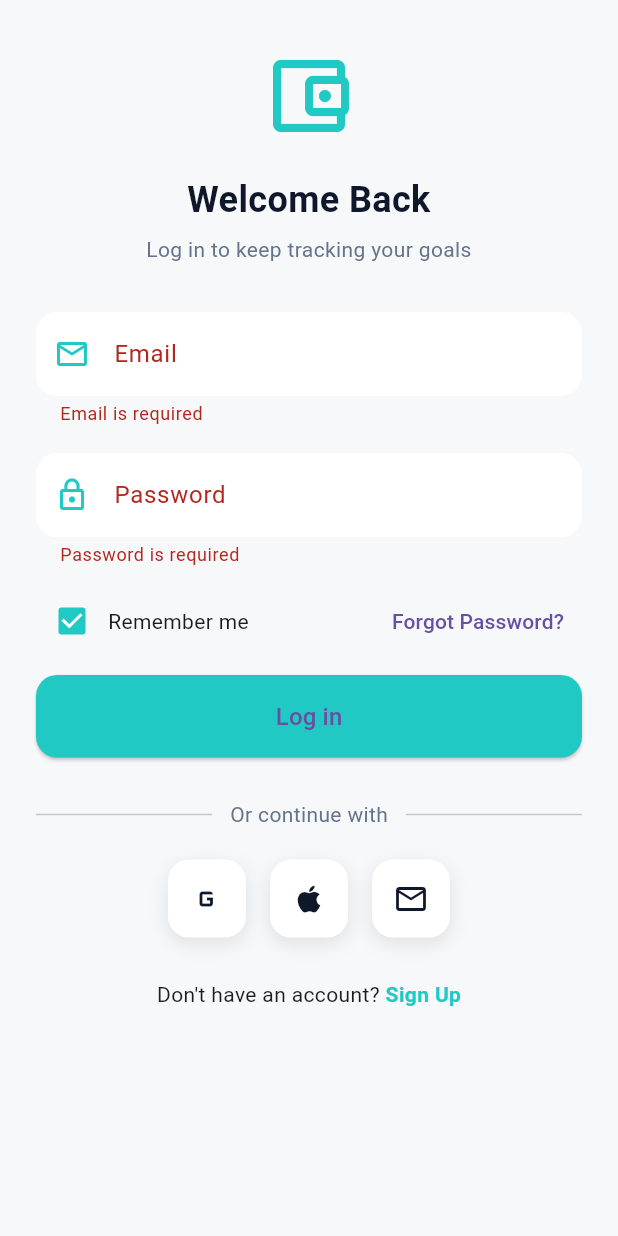
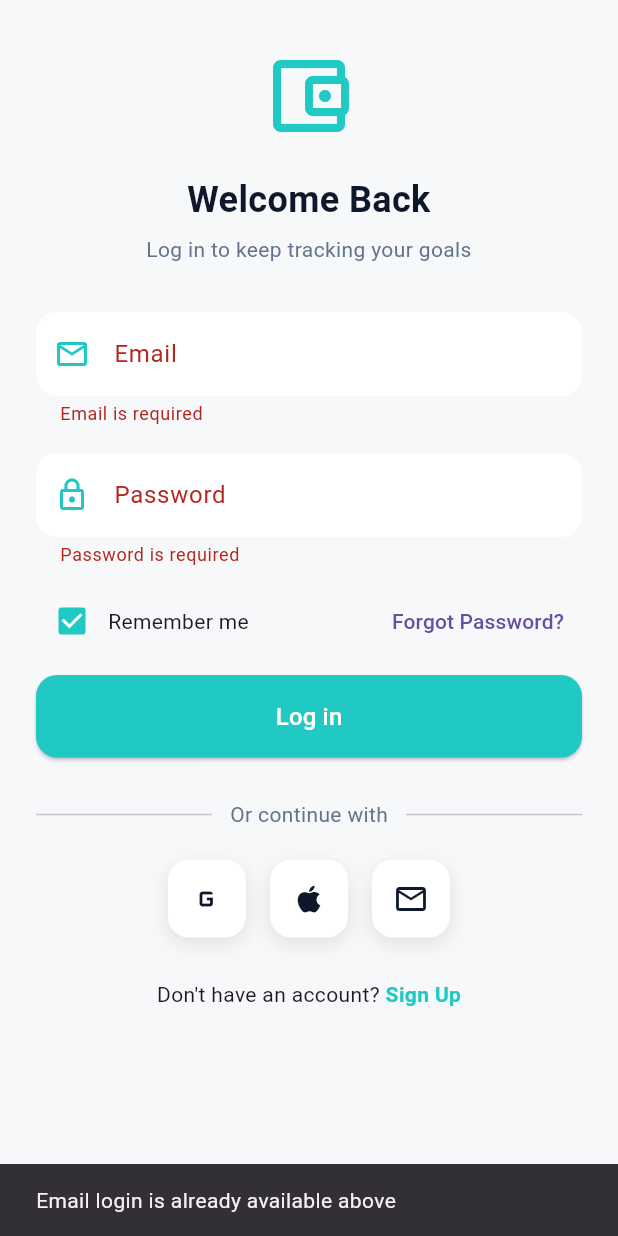
Before and after one commit to passang96/Student-Financial-Assistant-and-Savings-App, a Flutter app: the screen it shows after launch, after a tap on "Log in", after a tap on the "mail outline" icon, on a phone screen of 412 x 824 dp. Run offline on Flutter 3.47's test engine with Material 3 defaults, Android fonts, the phone set to English and light mode, and no system bars; our stand-ins replace firebase_auth, firebase_core; accounts and stored records are empty; Roboto replaces fonts that are missing (Arial).

Commit message:
Completed Firebase login and dashboard integration

```diff
--- a/lib/dashboard_preview.dart
+++ b/lib/dashboard_preview.dart
@@ -1,6 +1,6 @@
 import 'package:flutter/material.dart';
 
-import 'screens/dashboard/dashbaord_screen.dart';
+import 'screens/dashboard/dashboard_screen.dart';
 
 void main() {
   runApp(const DashboardPreviewApp());
--- a/lib/main.dart
+++ b/lib/main.dart
@@ -5,27 +5,9 @@ import 'firebase_options.dart';
 import 'screens/splash/splash_screen.dart';
 
 Future<void> main() async {
-  print('🔥🔥🔥 YO! MAIN.DART IS RUNNING 🔥🔥🔥');
-
   WidgetsFlutterBinding.ensureInitialized();
 
-  try {
-    print('===== FIREBASE INITIALIZATION START =====');
-
-    final FirebaseApp app = await Firebase.initializeApp(
-      options: DefaultFirebaseOptions.currentPlatform,
-    );
-
-    print('===== FIREBASE INITIALIZATION SUCCESS =====');
-    print('Firebase app name: ${app.name}');
-    print('Firebase project ID: ${app.options.projectId}');
-    print('Firebase app ID: ${app.options.appId}');
-  } catch (e, stackTrace) {
-    print('===== FIREBASE INITIALIZATION FAILED =====');
-    print('ERROR: $e');
-    print('STACK TRACE:');
-    print(stackTrace);
-  }
+  await Firebase.initializeApp(options: DefaultFirebaseOptions.currentPlatform);
 
   runApp(const StudentFinanceApp());
 }
--- a/lib/screens/dashboard/dashbaord_screen.dart
+++ b/lib/screens/dashboard/dashboard_screen.dart
@@ -1,6 +1,3 @@
-
-
-
 import 'package:flutter/material.dart';
 
 class DashboardScreen extends StatelessWidget {
@@ -20,9 +17,7 @@ class DashboardScreen extends StatelessWidget {
                 padding: const EdgeInsets.all(24),
                 decoration: const BoxDecoration(
                   color: Colors.white,
-                  borderRadius: BorderRadius.vertical(
-                    top: Radius.circular(36),
-                  ),
+                  borderRadius: BorderRadius.vertical(top: Radius.circular(36)),
                 ),
                 child: SingleChildScrollView(
                   child: Column(
@@ -67,10 +62,7 @@ class DashboardScreen extends StatelessWidget {
       padding: const EdgeInsets.fromLTRB(28, 34, 28, 30),
       decoration: const BoxDecoration(
         gradient: LinearGradient(
-          colors: [
-            Color(0xFF20C9C3),
-            Color(0xFF0E9F99),
-          ],
+          colors: [Color(0xFF20C9C3), Color(0xFF0E9F99)],
           begin: Alignment.topCenter,
           end: Alignment.bottomCenter,
         ),
@@ -84,10 +76,7 @@ class DashboardScreen extends StatelessWidget {
               children: [
                 Text(
                   'Dashboard',
-                  style: TextStyle(
-                    color: Colors.white,
-                    fontSize: 17,
-                  ),
+                  style: TextStyle(color: Colors.white, fontSize: 17),
                 ),
                 SizedBox(height: 4),
                 Text(
@@ -104,11 +93,7 @@ class DashboardScreen extends StatelessWidget {
           Stack(
             clipBehavior: Clip.none,
             children: [
-              Icon(
-                Icons.notifications,
-                color: Color(0xFF111827),
-                size: 30,
-              ),
+              Icon(Icons.notifications, color: Color(0xFF111827), size: 30),
               Positioned(
                 right: -5,
                 top: -7,
@@ -117,10 +102,7 @@ class DashboardScreen extends StatelessWidget {
                   backgroundColor: Colors.redAccent,
                   child: Text(
                     '3',
-                    style: TextStyle(
-                      color: Colors.white,
-                      fontSize: 11,
-                    ),
+                    style: TextStyle(color: Colors.white, fontSize: 11),
                   ),
                 ),
               ),
@@ -143,12 +125,7 @@ class DashboardScreen extends StatelessWidget {
             color: Color(0xFF111827),
           ),
         ),
-        Text(
-          'This Month ▼',
-          style: TextStyle(
-            color: Color(0xFF64748B),
-          ),
-        ),
+        Text('This Month ▼', style: TextStyle(color: Color(0xFF64748B))),
       ],
     );
   }
@@ -206,12 +183,7 @@ class DashboardScreen extends StatelessWidget {
             color: Color(0xFF111827),
           ),
         ),
-        Text(
-          'See All',
-          style: TextStyle(
-            color: Color(0xFF2563EB),
-          ),
-        ),
+        Text('See All', style: TextStyle(color: Color(0xFF2563EB))),
       ],
     );
   }
@@ -240,10 +212,7 @@ class DashboardScreen extends StatelessWidget {
         children: [
           CircleAvatar(
             backgroundColor: const Color(0xFFE8FAF5),
-            child: Icon(
-              icon,
-              color: const Color(0xFF0E9F99),
-            ),
+            child: Icon(icon, color: const Color(0xFF0E9F99)),
           ),
           const SizedBox(width: 14),
           Expanded(
@@ -252,9 +221,7 @@ class DashboardScreen extends StatelessWidget {
               children: [
                 Text(
                   title,
-                  style: const TextStyle(
-                    fontWeight: FontWeight.bold,
-                  ),
+                  style: const TextStyle(fontWeight: FontWeight.bold),
                 ),
                 Text(
                   category,
@@ -269,18 +236,10 @@ class DashboardScreen extends StatelessWidget {
           Column(
             crossAxisAlignment: CrossAxisAlignment.end,
             children: [
-              Text(
-                amount,
-                style: const TextStyle(
-                  fontWeight: FontWeight.bold,
-                ),
-              ),
+              Text(amount, style: const TextStyle(fontWeight: FontWeight.bold)),
               Text(
                 date,
-                style: const TextStyle(
-                  color: Color(0xFF94A3B8),
-                  fontSize: 12,
-                ),
+                style: const TextStyle(color: Color(0xFF94A3B8), fontSize: 12),
               ),
             ],
           ),
@@ -296,10 +255,7 @@ class DashboardScreen extends StatelessWidget {
       selectedItemColor: const Color(0xFF10BFB7),
       unselectedItemColor: const Color(0xFF64748B),
       items: const [
-        BottomNavigationBarItem(
-          icon: Icon(Icons.home_outlined),
-          label: 'Home',
-        ),
+        BottomNavigationBarItem(icon: Icon(Icons.home_outlined), label: 'Home'),
         BottomNavigationBarItem(
           icon: Icon(Icons.receipt_long_outlined),
           label: 'Expense',
@@ -352,19 +308,13 @@ class _OverviewCard extends StatelessWidget {
           Text(title),
           Text(
             value,
-            style: const TextStyle(
-              fontSize: 22,
-              fontWeight: FontWeight.bold,
-            ),
+            style: const TextStyle(fontSize: 22, fontWeight: FontWeight.bold),
           ),
           const SizedBox(height: 4),
           Text(
             footer,
             textAlign: TextAlign.center,
-            style: const TextStyle(
-              color: Color(0xFF10B981),
-              fontSize: 11,
-            ),
+            style: const TextStyle(color: Color(0xFF10B981), fontSize: 11),
           ),
         ],
       ),
--- a/lib/screens/login_screen.dart
+++ b/lib/screens/login_screen.dart
@@ -1,7 +1,9 @@
+import 'package:firebase_auth/firebase_auth.dart';
+import 'package:flutter/material.dart';
+
 import '../constants/app_colors.dart';
+import 'dashboard/dashboard_screen.dart';
 import 'register_screen.dart';
-
-import 'package:flutter/material.dart';
 
 class LoginScreen extends StatefulWidget {
   const LoginScreen({super.key});
@@ -12,8 +14,10 @@ class LoginScreen extends StatefulWidget {
 
 class _LoginScreenState extends State<LoginScreen> {
   final _formKey = GlobalKey<FormState>();
+
   final _emailController = TextEditingController();
   final _passwordController = TextEditingController();
+
   bool _rememberMe = true;
   bool _isLoading = false;
 
@@ -25,29 +29,125 @@ class _LoginScreenState extends State<LoginScreen> {
   }
 
   Future<void> _handleLogin() async {
-    if (!_formKey.currentState!.validate()) return;
+    if (!_formKey.currentState!.validate()) {
+      return;
+    }
 
-    setState(() => _isLoading = true);
-    await Future.delayed(const Duration(seconds: 1));
+    setState(() {
+      _isLoading = true;
+    });
 
-    if (!mounted) return;
+    final String email = _emailController.text.trim();
+    final String password = _passwordController.text;
 
-    setState(() => _isLoading = false);
-    ScaffoldMessenger.of(
-      context,
-    ).showSnackBar(const SnackBar(content: Text('Login submitted')));
+    try {
+      debugPrint('===== FIREBASE LOGIN START =====');
+      debugPrint('Attempting login for: $email');
+
+      final UserCredential credential = await FirebaseAuth.instance
+          .signInWithEmailAndPassword(email: email, password: password);
+
+      final User? user = credential.user;
+
+      debugPrint('===== FIREBASE LOGIN SUCCESS =====');
+      debugPrint('UID: ${user?.uid}');
+      debugPrint('Email: ${user?.email}');
+      debugPrint('Display Name: ${user?.displayName}');
+
+      if (!mounted) {
+        return;
+      }
+
+      ScaffoldMessenger.of(context).showSnackBar(
+        const SnackBar(
+          content: Text('Login successful'),
+          backgroundColor: Colors.green,
+        ),
+      );
+
+      Navigator.pushReplacement(
+        context,
+        MaterialPageRoute(builder: (context) => const DashboardScreen()),
+      );
+    } on FirebaseAuthException catch (e) {
+      debugPrint('===== FIREBASE LOGIN ERROR =====');
+      debugPrint('Code: ${e.code}');
+      debugPrint('Message: ${e.message}');
+
+      if (!mounted) {
+        return;
+      }
+
+      String message;
+
+      switch (e.code) {
+        case 'user-not-found':
+          message = 'No account found with this email.';
+          break;
+
+        case 'wrong-password':
+          message = 'Incorrect password.';
+          break;
+
+        case 'invalid-email':
+          message = 'Please enter a valid email address.';
+          break;
+
+        case 'invalid-credential':
+          message = 'Incorrect email or password.';
+          break;
+
+        case 'user-disabled':
+          message = 'This account has been disabled.';
+          break;
+
+        case 'too-many-requests':
+          message = 'Too many login attempts. Please try again later.';
+          break;
+
+        case 'network-request-failed':
+          message = 'Network error. Please check your internet connection.';
+          break;
+
+        default:
+          message = e.message ?? 'Login failed.';
+      }
+
+      ScaffoldMessenger.of(context).showSnackBar(
+        SnackBar(content: Text(message), backgroundColor: Colors.red),
+      );
+    } catch (e, stackTrace) {
+      debugPrint('===== UNKNOWN LOGIN ERROR =====');
+      debugPrint('Error: $e');
+      debugPrint('Stack Trace: $stackTrace');
+
+      if (!mounted) {
+        return;
+      }
+
+      ScaffoldMessenger.of(context).showSnackBar(
+        SnackBar(
+          content: Text('Login failed: $e'),
+          backgroundColor: Colors.red,
+        ),
+      );
+    } finally {
+      if (mounted) {
+        setState(() {
+          _isLoading = false;
+        });
+      }
+    }
   }
 
   Future<void> _handleGoogleLogin() async {
-    setState(() => _isLoading = true);
-    await Future.delayed(const Duration(seconds: 1));
+    if (!mounted) {
+      return;
+    }
 
-    if (!mounted) return;
-
-    setState(() => _isLoading = false);
-    ScaffoldMessenger.of(
-      context,
-    ).showSnackBar(const SnackBar(content: Text('Google login tapped')));
+    ScaffoldMessenger.of(context).showSnackBar(
+      const SnackBar(content: Text('Google login will be implemented later')),
+    );
   }
 
   InputDecoration _buildInputDecoration(
@@ -103,12 +203,15 @@ class _LoginScreenState extends State<LoginScreen> {
               crossAxisAlignment: CrossAxisAlignment.stretch,
               children: [
                 const SizedBox(height: 32),
+
                 const Icon(
                   Icons.account_balance_wallet_outlined,
                   size: 64,
                   color: AppColors.primary,
                 ),
+
                 const SizedBox(height: 20),
+
                 const Text(
                   'Welcome Back',
                   textAlign: TextAlign.center,
@@ -118,35 +221,53 @@ class _LoginScreenState extends State<LoginScreen> {
                     color: AppColors.textPrimary,
                   ),
                 ),
+
                 const SizedBox(height: 6),
+
                 const Text(
                   'Log in to keep tracking your goals',
                   textAlign: TextAlign.center,
                   style: TextStyle(color: AppColors.textSecondary),
                 ),
+
                 const SizedBox(height: 32),
+
                 TextFormField(
                   controller: _emailController,
                   keyboardType: TextInputType.emailAddress,
+                  textInputAction: TextInputAction.next,
+                  autocorrect: false,
                   decoration: _buildInputDecoration(
                     'Email',
                     'Enter your email',
                     Icons.mail_outline,
                   ),
                   validator: (value) {
-                    if (value == null || value.isEmpty) {
+                    final email = value?.trim() ?? '';
+
+                    if (email.isEmpty) {
                       return 'Email is required';
                     }
-                    if (!value.contains('@')) {
+
+                    if (!email.contains('@')) {
                       return 'Enter a valid email address';
                     }
+
                     return null;
                   },
                 ),
+
                 const SizedBox(height: 18),
+
                 TextFormField(
                   controller: _passwordController,
                   obscureText: true,
+                  textInputAction: TextInputAction.done,
+                  onFieldSubmitted: (_) {
+                    if (!_isLoading) {
+                      _handleLogin();
+                    }
+                  },
                   decoration: _buildInputDecoration(
                     'Password',
                     'Enter your password',
@@ -156,17 +277,22 @@ class _LoginScreenState extends State<LoginScreen> {
                     if (value == null || value.isEmpty) {
                       return 'Password is required';
                     }
+
                     return null;
                   },
                 ),
+
                 const SizedBox(height: 12),
+
                 Row(
                   children: [
                     Checkbox(
                       value: _rememberMe,
                       activeColor: AppColors.primary,
                       onChanged: (value) {
-                        setState(() => _rememberMe = value ?? true);
+                        setState(() {
+                          _rememberMe = value ?? true;
+                        });
                       },
                     ),
                     const Text('Remember me'),
@@ -177,10 +303,13 @@ class _LoginScreenState extends State<LoginScreen> {
                     ),
                   ],
                 ),
+
                 const SizedBox(height: 12),
+
                 ElevatedButton(
                   style: ElevatedButton.styleFrom(
                     backgroundColor: AppColors.primary,
+                    foregroundColor: Colors.white,
                     padding: const EdgeInsets.symmetric(vertical: 16),
                     shape: RoundedRectangleBorder(
                       borderRadius: BorderRadius.circular(14),
@@ -198,9 +327,11 @@ class _LoginScreenState extends State<LoginScreen> {
                         )
                       : const Text('Log in', style: TextStyle(fontSize: 16)),
                 ),
+
                 const SizedBox(height: 28),
-                Row(
-                  children: const [
+
+                const Row(
+                  children: [
                     Expanded(child: Divider()),
                     Padding(
                       padding: EdgeInsets.symmetric(horizontal: 12),
@@ -212,18 +343,41 @@ class _LoginScreenState extends State<LoginScreen> {
                     Expanded(child: Divider()),
                   ],
                 ),
+
                 const SizedBox(height: 20),
+
                 Row(
                   mainAxisAlignment: MainAxisAlignment.center,
                   children: [
                     _buildSocialButton(Icons.g_mobiledata, _handleGoogleLogin),
                     const SizedBox(width: 16),
-                    _buildSocialButton(Icons.apple, () {}),
+
+                    _buildSocialButton(Icons.apple, () {
+                      ScaffoldMessenger.of(context).showSnackBar(
+                        const SnackBar(
+                          content: Text(
+                            'Apple login will be implemented later',
+                          ),
+                        ),
+                      );
+                    }),
+
                     const SizedBox(width: 16),
-                    _buildSocialButton(Icons.mail_outline, () {}),
+
+                    _buildSocialButton(Icons.mail_outline, () {
+                      ScaffoldMessenger.of(context).showSnackBar(
+                        const SnackBar(
+                          content: Text(
+                            'Email login is already available above',
+                          ),
+                        ),
+                      );
+                    }),
                   ],
                 ),
+
                 const SizedBox(height: 28),
+
                 Row(
                   mainAxisAlignment: MainAxisAlignment.center,
                   children: [
@@ -246,6 +400,7 @@ class _LoginScreenState extends State<LoginScreen> {
                     ),
                   ],
                 ),
+
                 const SizedBox(height: 24),
               ],
             ),
```
